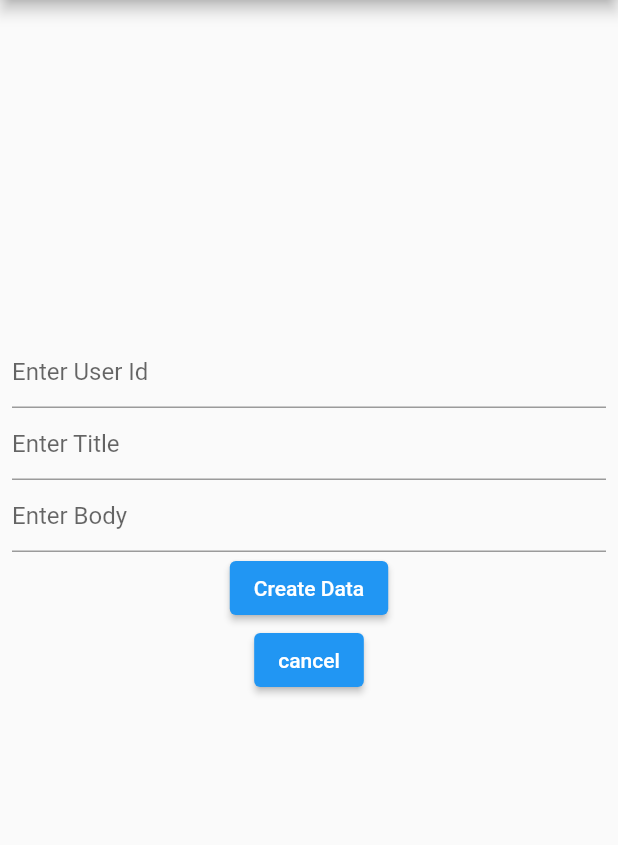
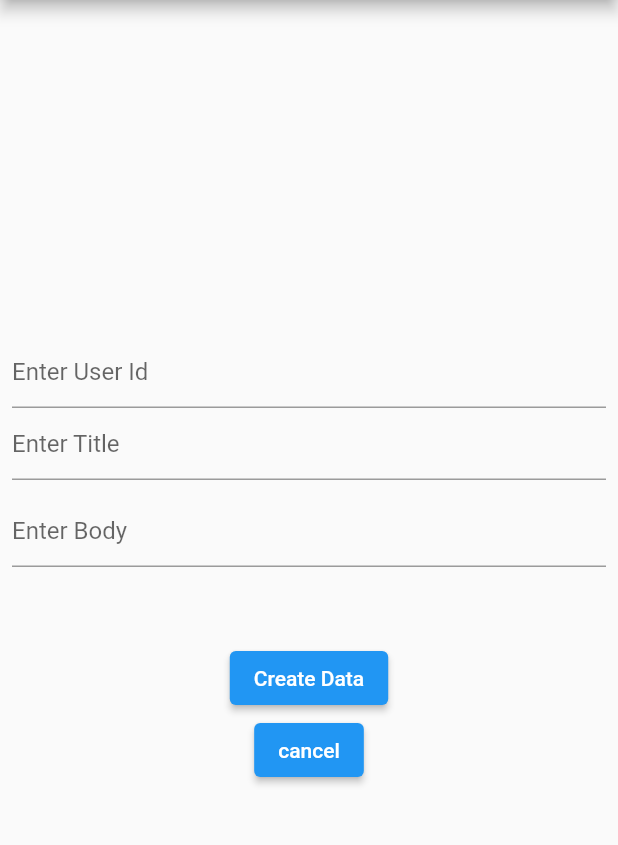
Before and after one commit to kest-cloud/mini_app, a Flutter app: the screen it shows after launch, after a tap on "Create Post", on a phone screen of 412 x 824 dp, the part 84-929 px from its top. Run offline on Flutter 3.47's test engine with Material 2 defaults, Android fonts, the phone set to English and light mode, and no system bars; network calls fail.

Commit message:
updated the update button

```diff
--- a/lib/screen/Create_Posts.dart
+++ b/lib/screen/Create_Posts.dart
@@ -53,11 +53,13 @@ class CreatePostsState extends State<CreatePosts> {
                           decoration:
                               const InputDecoration(hintText: 'Enter Title'),
                         ),
+                        SizedBox(height: 10.0),
                         TextField(
                           controller: value.controllerBody,
                           decoration:
                               const InputDecoration(hintText: 'Enter Body'),
                         ),
+                        SizedBox(height: 50.0),
                         if (widget.post == null) ...[
                           ElevatedButton(
                               child: const Text('Create Data'),
```
